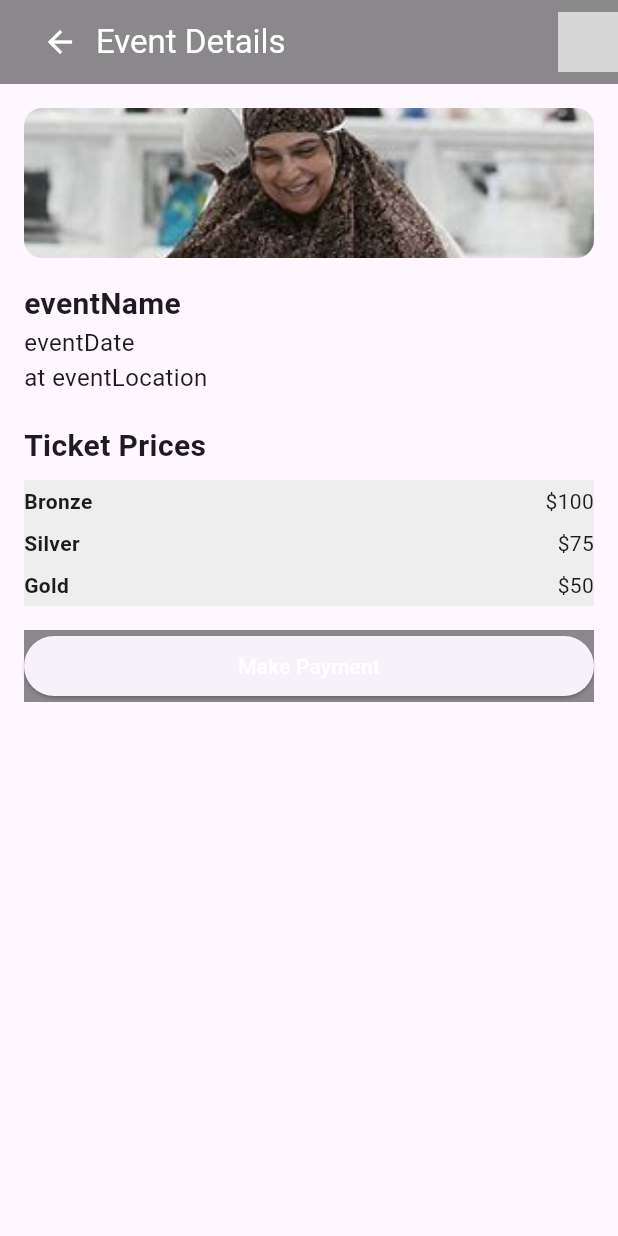
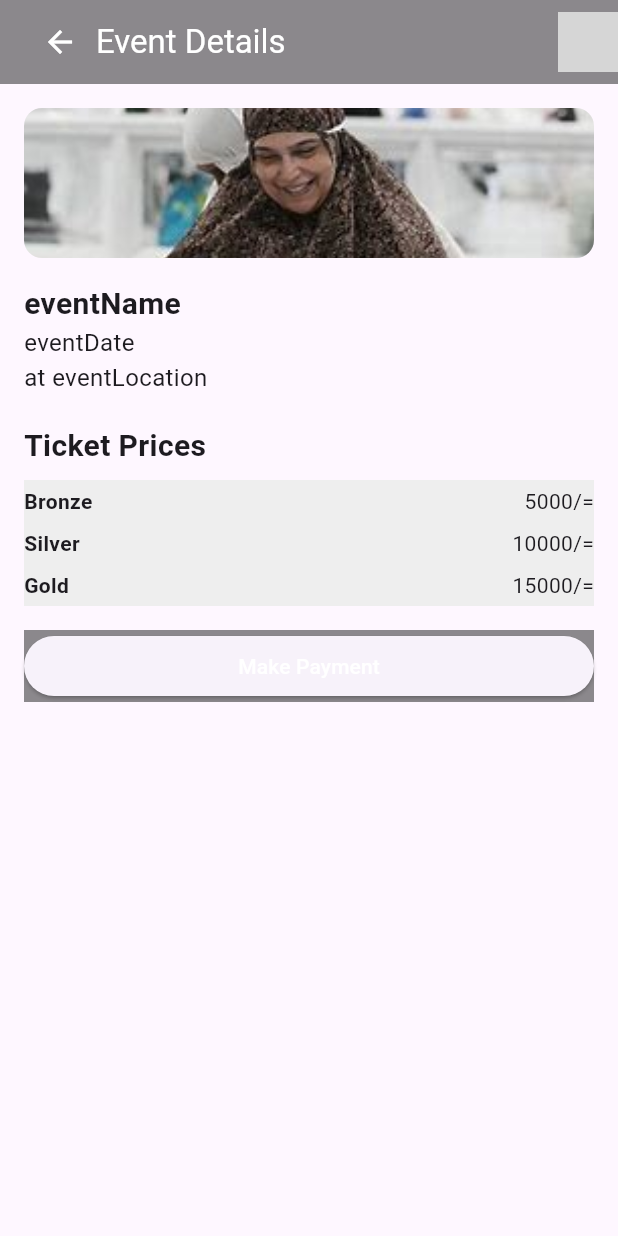
Before and after one commit to CharlesKasasira/Events-Pay, a Flutter app: the Events_Details screen opened directly, on a phone screen of 412 x 824 dp. Run offline on Flutter 3.47's test engine with Material 3 defaults, Android fonts, the phone set to English and light mode, and no system bars; our stand-ins replace animated_splash_screen, flutter_dotenv, get, google_fonts, supabase_flutter; accounts and stored records are empty; grey boxes are pictures that could not be loaded.

Commit message:
made final design changes and some corrections

```diff
--- a/lib/screens/event_details.dart
+++ b/lib/screens/event_details.dart
@@ -75,9 +75,9 @@ class Events_Details extends StatelessWidget {
               child: Column(
                 crossAxisAlignment: CrossAxisAlignment.start,
                 children: [
-                  _buildTicketPriceRow("Bronze", "\$100"),
-                  _buildTicketPriceRow("Silver", "\$75"),
-                  _buildTicketPriceRow("Gold", "\$50"),
+                  _buildTicketPriceRow("Bronze", "5000/="),
+                  _buildTicketPriceRow("Silver", "10000/="),
+                  _buildTicketPriceRow("Gold", "15000/="),
                 ],
               ),
             ),
```
